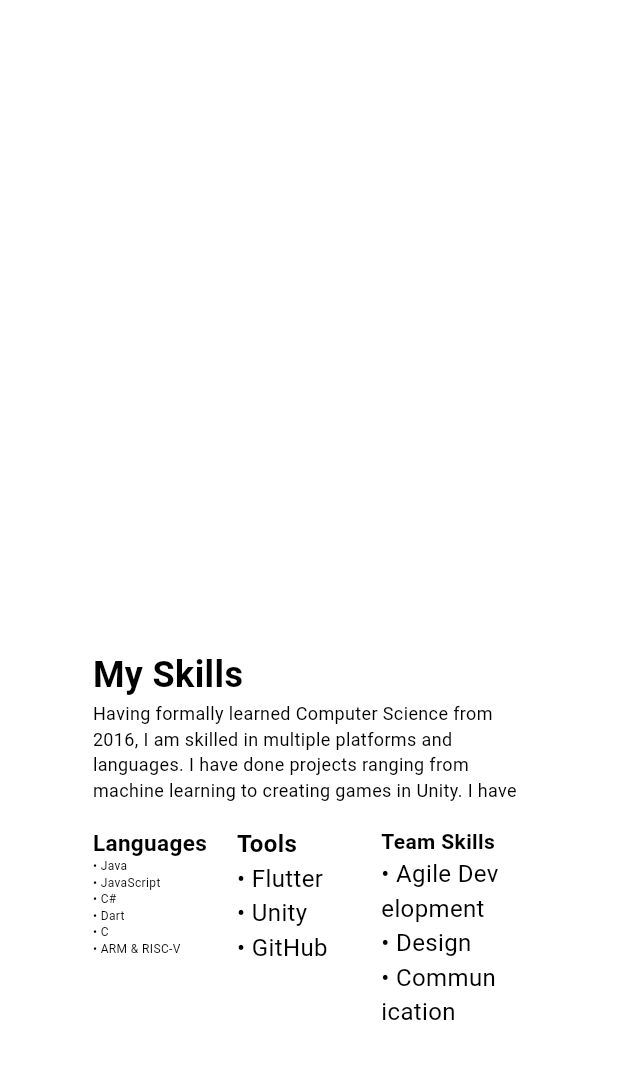
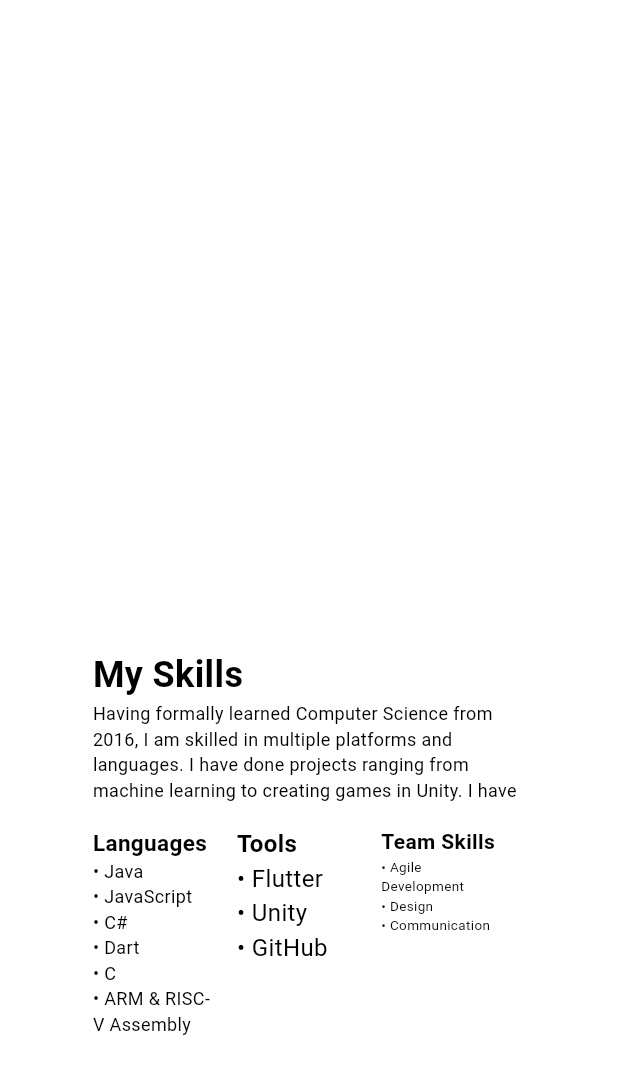
Before and after one commit to tbioren/tbioren.github.io, a Flutter app: the screen it shows after launch, scrolled down 1152 dp, on a phone screen of 412 x 824 dp. Shown: the top 1074 px of the screen. Run offline on Flutter 3.47's test engine with Material 3 defaults, Android fonts, the phone set to English and light mode, and no system bars; drawn by our look-alikes of auto_size_text; our stand-ins replace flutter_svg, visibility_detector; missing offline and left inert: dart:html.

```diff
--- a/assets/data/projects.txt
+++ b/assets/data/projects.txt
@@ -0,0 +1 @@
+Between school, personal hobbies, and competitions, I have created many projects. Creating projects from start to end has taught me about common development practices such as Agile, how to handle large workloads, and how to work with others.
--- a/lib/elements/body_element.dart
+++ b/lib/elements/body_element.dart
@@ -65,7 +65,6 @@ class _BodyElementState extends State<BodyElement>
       _controller.forward();
       setState(() {
         _isAnimationPlayed = true;
-        debugPrint("updatae animation");
       });
     }
   }
--- a/lib/elements/project.dart
+++ b/lib/elements/project.dart
@@ -46,14 +46,13 @@ class _ProjectState extends State<Project> {
         child: AnimatedContainer(
           duration: const Duration(milliseconds: 250),
           color: isHover ? Colors.black12 : Colors.white,
-          child: Padding(
-            padding: const EdgeInsets.all(8.0),
           child: Row(
             crossAxisAlignment: CrossAxisAlignment.start,
+            mainAxisAlignment: MainAxisAlignment.start,
             children: [
               Image.asset(
                 image,
-                  width: MediaQuery.of(context).size.height * 0.15,
+                width: MediaQuery.of(context).size.width * 0.15,
                 height: MediaQuery.of(context).size.height * 0.15,
               ),
               Expanded(
@@ -84,7 +83,6 @@ class _ProjectState extends State<Project> {
           ),
         ),
       ),
-      ),
     );
   }
 }
--- a/lib/main.dart
+++ b/lib/main.dart
@@ -42,7 +42,7 @@ class HomePage extends State<MyApp> {
             // Skills
             BodyElement("My Skills", 'assets/data/skills.txt', child: Skills()),
             // Projects
-            BodyElement("Projects I've Done", '',
+            BodyElement("Projects I've Done", 'assets/data/projects.txt',
                 child: Projects('assets/data/projects.json')),
             // Footer
             Footer(),
--- a/lib/sections/skills.dart
+++ b/lib/sections/skills.dart
@@ -65,7 +65,7 @@ class _SkillsState extends State<Skills> with SingleTickerProviderStateMixin {
                       "• Java\n• JavaScript\n• C#\n• Dart\n• C\n• ARM & RISC-V Assembly",
                       maxFontSize: 100,
                       minFontSize: 8,
-                      maxLines: 6,
+                      maxLines: 7,
                       style: TextStyle(
                           color: Colors.black,
                           fontStyle: FontStyle.normal,
@@ -101,7 +101,7 @@ class _SkillsState extends State<Skills> with SingleTickerProviderStateMixin {
                       "• Flutter\n• Unity\n• GitHub",
                       maxFontSize: 100,
                       minFontSize: 8,
-                      maxLines: 6,
+                      maxLines: 3,
                       style: TextStyle(
                           color: Colors.black,
                           fontStyle: FontStyle.normal,
@@ -137,7 +137,7 @@ class _SkillsState extends State<Skills> with SingleTickerProviderStateMixin {
                       "• Agile Development\n• Design\n• Communication",
                       maxFontSize: 100,
                       minFontSize: 8,
-                      maxLines: 6,
+                      maxLines: 4,
                       style: TextStyle(
                           color: Colors.black,
                           fontStyle: FontStyle.normal,
```
Also changed, not shown: lib/sections/title_screen.dart (+29 -4 lines). Lines whose indentation alone changed are shown as unchanged.
